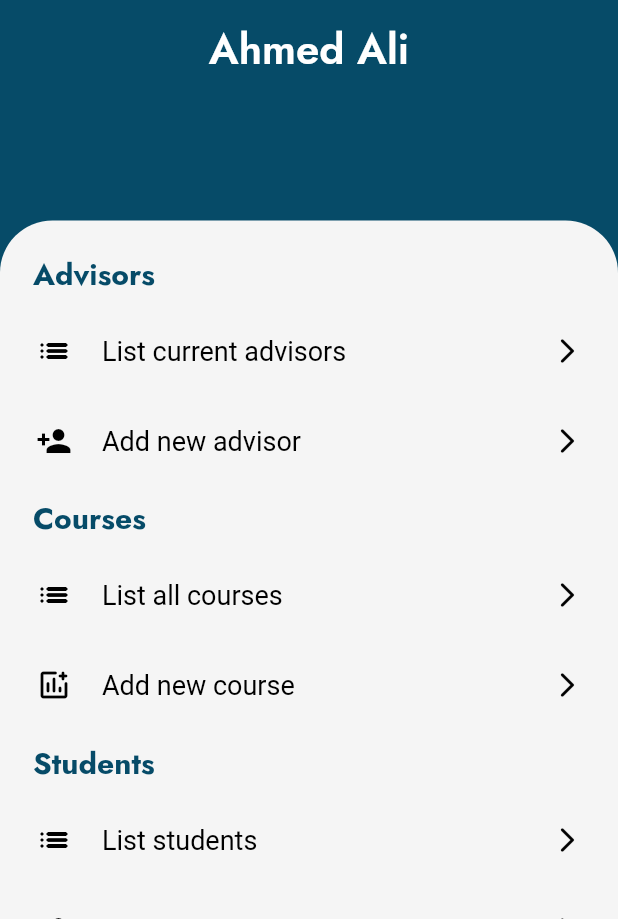
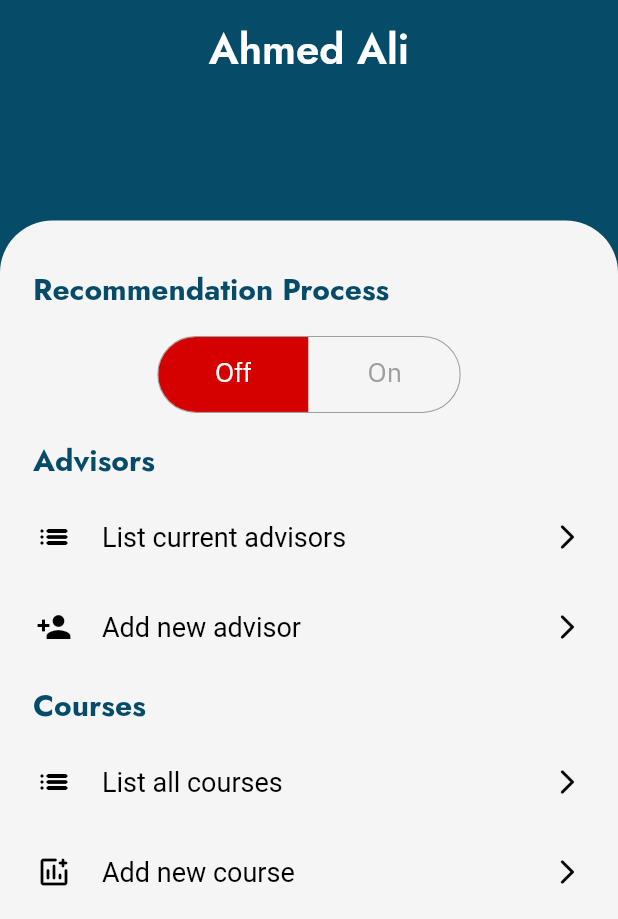
Before and after one commit to reem3liii/Graduation-Project, a Flutter app: the HomeAdminScreen screen opened directly with empty values, on a phone screen of 412 x 824 dp, the part 317-1236 px from its top. Run offline on Flutter 3.47's test engine with Material 2 defaults, Android fonts, the phone set to English and light mode, and no system bars; drawn by our look-alikes of toggle_switch; our stand-ins replace bloc, conditional_builder_null_safety, dio, flutter_bloc, fluttertoast, google_fonts and 5 more; missing offline and left inert: flutter_pdfview, rolling_switch; accounts and stored records are empty; Roboto replaces fonts that are missing (Actor).

Commit message:
edit admin home screen UI

```diff
--- a/lib/modules/for_admin/admin_home_screen.dart
+++ b/lib/modules/for_admin/admin_home_screen.dart
@@ -7,7 +7,7 @@ import 'package:saas/shared/bloc/cubit.dart';
 import 'package:saas/shared/bloc/states.dart';
 import 'package:saas/shared/items/components.dart';
 import 'package:saas/shared/design/colors.dart';
-//import 'package:toggle_switch/toggle_switch.dart';
+import 'package:toggle_switch/toggle_switch.dart';
 import '../login_screen.dart';
 import 'add_advisor.dart';
 import 'add_student.dart';
@@ -99,12 +99,10 @@ class HomeAdminScreen extends StatelessWidget {
                     padding: const EdgeInsets.all(14.0),
                     child: Column(
                       children: [
-                        /*heightSpace(),
+                        heightSpace(),
                         heightSpace(),
                         adminSectionName(
-                            isArabic
-                                ? 'عملية التوصية'
-                                : 'Recommendation Process',
+                            'Recommendation Process',
                             Icons.manage_search_sharp),
                         heightSpace(),
                         Row(
@@ -132,8 +130,8 @@ class HomeAdminScreen extends StatelessWidget {
                               },
                             ),
                           ],
-                        ),*/
-                        //heightSpace(),
+                        ),
+                        heightSpace(),
                         heightSpace(),
                         adminSectionName('Advisors',
                             Icons.account_circle_outlined),
```
